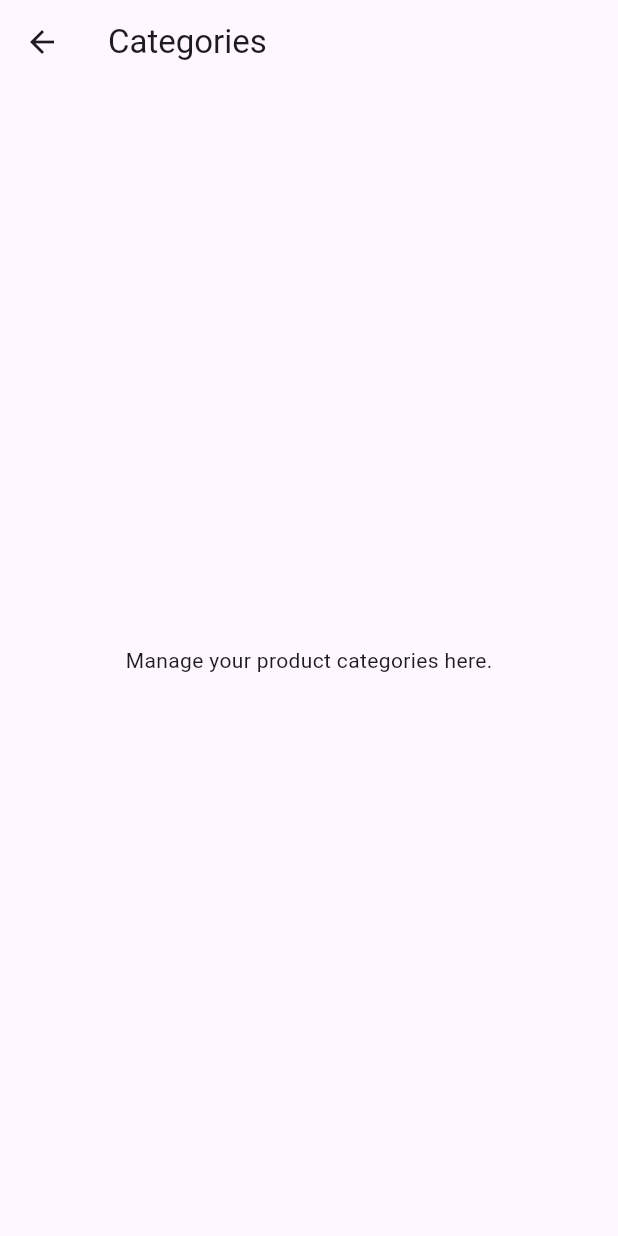
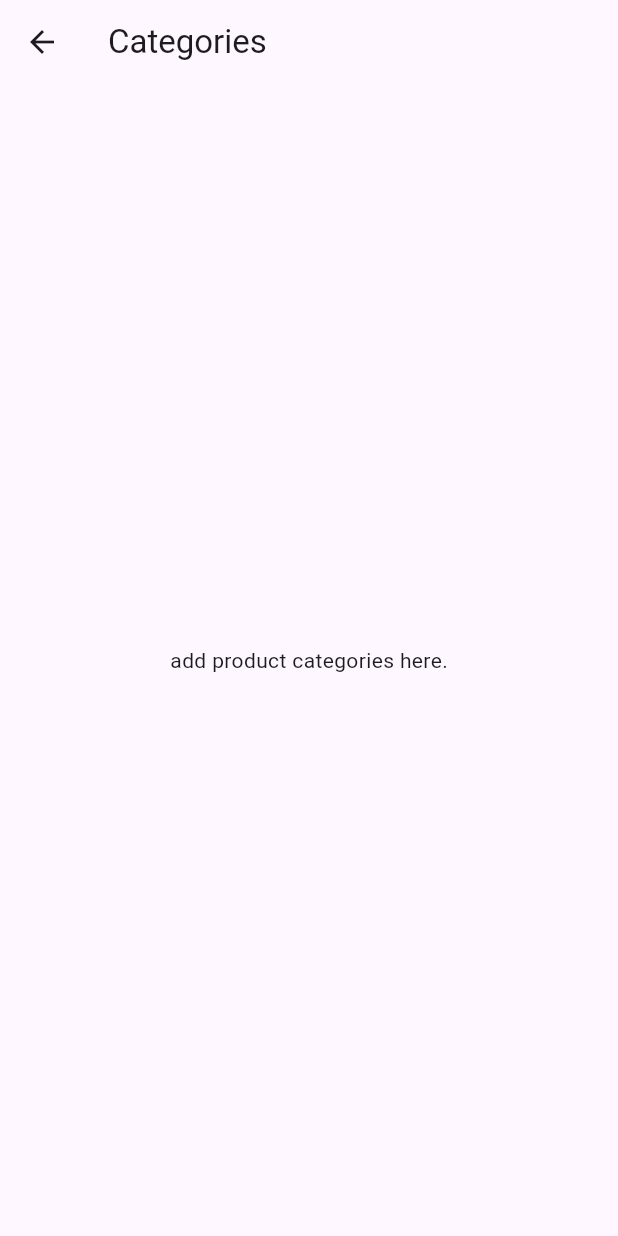
Before and after one commit to washingtonchilima/Open_source_group_5, a Flutter app: the CategoriesPage screen opened by its route, on a phone screen of 412 x 824 dp. Run offline on Flutter 3.47's test engine with Material 3 defaults, Android fonts, the light colour scheme and no system bars.

Commit message:
Initial Flutter app with navigation and structure

```diff
--- a/lib/categories_page.dart
+++ b/lib/categories_page.dart
@@ -7,7 +7,7 @@ class CategoriesPage extends StatelessWidget {
   Widget build(BuildContext context) {
     return Scaffold(
       appBar: AppBar(title: const Text('Categories')),
-      body: const Center(child: Text('Manage your product categories here.')),
+      body: const Center(child: Text('add product categories here.')),
     );
   }
 }
```
